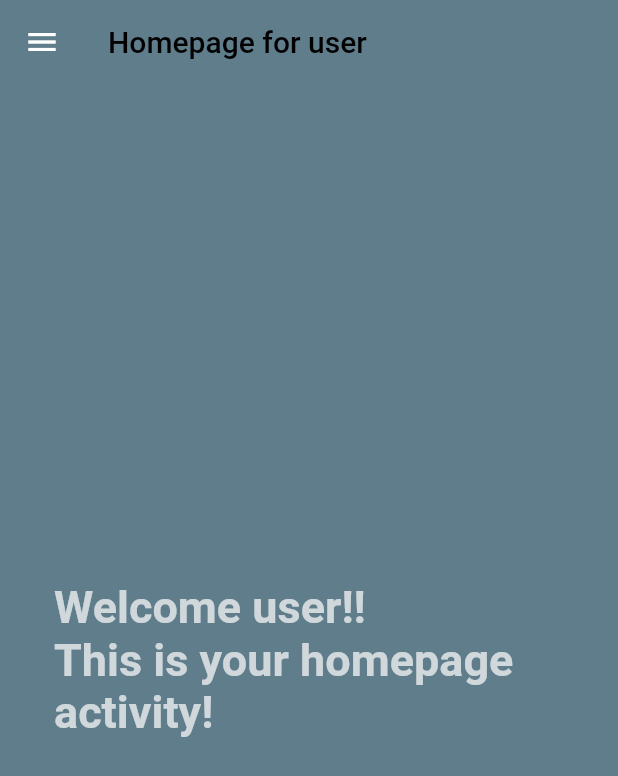
After one commit to Hemant-Lohar/counseling_cell_app, a Flutter app: the userHomePage screen opened directly, on a phone screen of 412 x 824 dp. The commit adds this screen. Shown: the top 776 px of the screen. Run offline on Flutter 3.47's test engine with Material 2 defaults, Android fonts, the phone set to English and light mode, and no system bars; our stand-ins replace camera, firebase_core, fluttertoast; missing offline and left inert: firebase_ml_model_downloader, tflite_flutter; accounts and stored records are empty.

Commit message:
user and counsellor homepage and drawer added

```diff
--- a/lib/Register.dart
+++ b/lib/Register.dart
@@ -41,7 +41,7 @@ class _RegisterState extends State<Register> {
           padding: const EdgeInsets.all(36.0),
           child: Center(
             child: Column(
-              mainAxisAlignment: MainAxisAlignment.spaceEvenly,
+              mainAxisAlignment: MainAxisAlignment.spaceAround,
               crossAxisAlignment: CrossAxisAlignment.center,
               children: [
                 ToggleButtons(
--- /dev/null
+++ b/lib/userHomePage.dart
@@ -0,0 +1,110 @@
+import 'package:flutter/material.dart';
+class userHomePage extends StatefulWidget {
+  const userHomePage({
+  super.key,
+
+  });
+  @override
+  _userHomePageState createState() => _userHomePageState();
+}
+
+class _userHomePageState extends State<userHomePage> {
+  _userHomePageState();
+  @override
+  Widget build(BuildContext context) {
+    return Scaffold(
+        backgroundColor: Colors.blueGrey,
+        appBar: AppBar(
+          title: const Text(
+            "Homepage for user",
+            style: TextStyle(
+              color: Colors.black,
+            ),
+          ),
+          backgroundColor: Colors.transparent,
+          elevation: 0,
+        ),
+        body: Padding(
+          padding: const EdgeInsets.all(36.0),
+          child: Center(
+            child: Column(
+              mainAxisAlignment: MainAxisAlignment.spaceAround,
+              crossAxisAlignment: CrossAxisAlignment.stretch,
+              children: const [
+                Text(
+                    "Welcome user!!\nThis is your homepage activity!",
+                    style: TextStyle(
+                        color: Colors.white70,
+                        fontWeight: FontWeight.bold,
+                        fontSize: 30)),
+
+
+              ],
+            ),
+          ),
+        ),
+      drawer: Drawer(
+    // Add a ListView to the drawer. This ensures the user can scroll
+    // through the options in the drawer if there isn't enough vertical
+    // space to fit everything.
+    child: ListView(
+    // Important: Remove any padding from the ListView.
+    padding: EdgeInsets.zero,
+      children: [
+        const DrawerHeader(
+          decoration: BoxDecoration(
+            color: Colors.blueGrey,
+          ),
+          child: Text(
+            "User_Name",
+            textAlign: TextAlign.justify,
+            style: TextStyle(
+                fontSize: 20
+            ),
+          ),
+        ),
+        ListTile(
+          title: const Text('Sessions'),
+          onTap: () {
+            // Update the state of the app
+            // ...
+            // Then close the drawer
+            Navigator.pop(context);
+          },
+        ),
+        ListTile(
+          title: const Text('Recommendation'),
+          onTap: () {
+            // Update the state of the app
+            // ...
+            // Then close the drawer
+            Navigator.pop(context);
+          },
+        ),
+        ListTile(
+          title: const Text('Prescriptions'),
+          onTap: () {
+            // Update the state of the app
+            // ...
+            // Then close the drawer
+
+            Navigator.pop(context);
+          },
+        ),
+        ListTile(
+          title: const Text('Logout'),
+          onTap: () {
+            // Update the state of the app
+            // ...
+            // Then close the drawer
+            Navigator.pop(context);
+            Navigator.pop(context);
+            Navigator.pop(context);
+          },
+        ),
+      ],
+    ),
+    ),
+    );
+  }
+}
```
Also changed, not shown: lib/HomePage.dart (+20 -5 lines), lib/LoginDemo.dart (+16 -5 lines), lib/counsellorHomePage.dart (added, +109 -0 lines), pubspec.lock.
